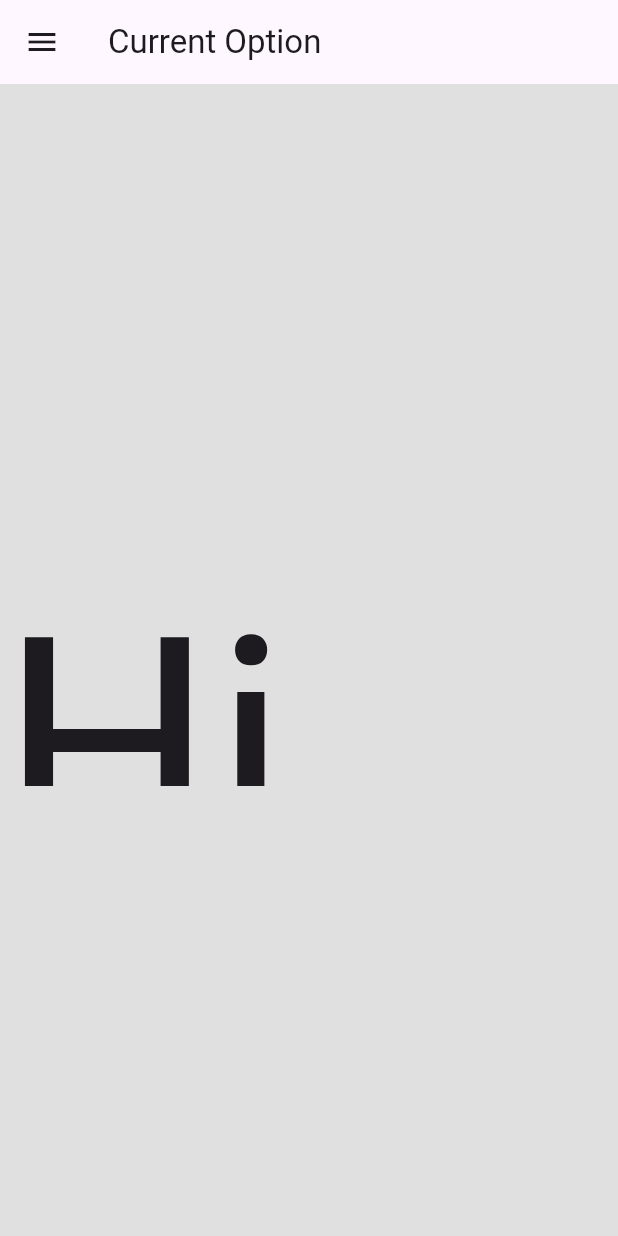
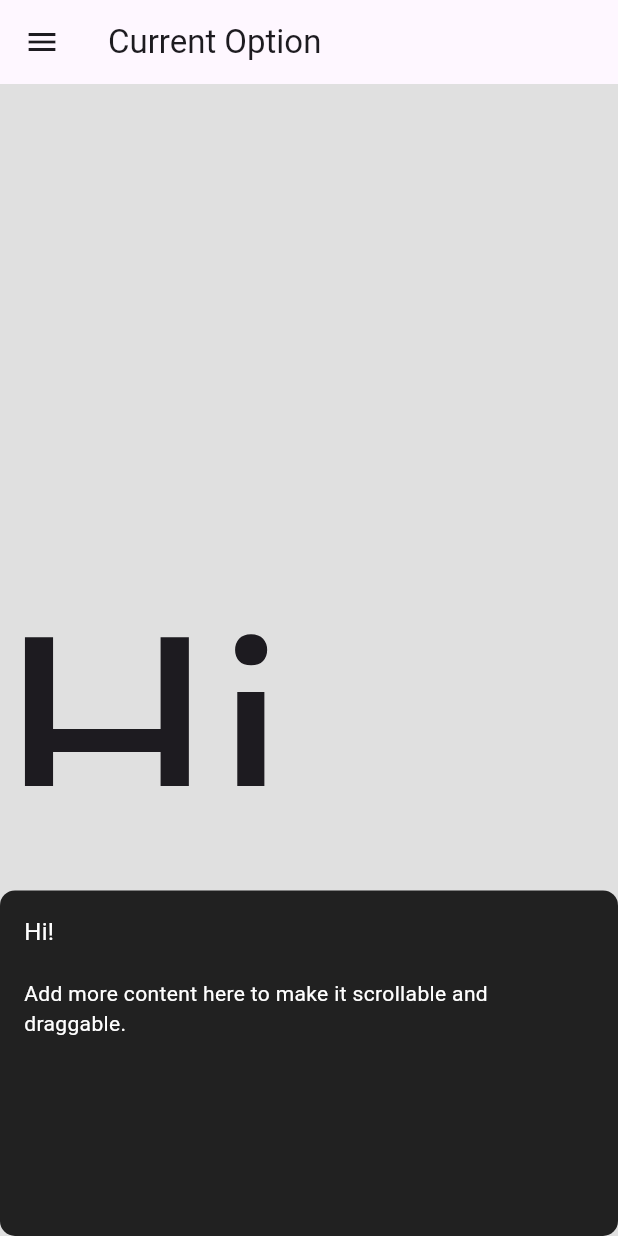
Before and after one commit to RishiSoni9905/school_route_optimizer_application, a Flutter app: the screen it shows after launch, on a phone screen of 412 x 824 dp. Run offline on Flutter 3.47's test engine with Material 3 defaults, Android fonts, the phone set to English and light mode, and no system bars.

Commit message:
Creating Driver Interface

```diff
--- a/lib/components/driver_bottom_drawer.dart
+++ b/lib/components/driver_bottom_drawer.dart
@@ -1,2 +1,37 @@
 import 'package:flutter/material.dart';
-import 'package:bottom_drawer/bottom_drawer.dart';
+
+class DriverBottomDrawer extends StatelessWidget {
+  const DriverBottomDrawer({super.key});
+
+  @override
+  Widget build(BuildContext context) {
+    return DraggableScrollableSheet(
+      initialChildSize: 0.3,
+      minChildSize: 0.15,
+      maxChildSize: 0.75,
+      builder: (BuildContext buildContext, ScrollController scrollController) {
+        return Container(
+          decoration: BoxDecoration(
+            color: Colors.grey[900], // Set background color to dark grey
+            borderRadius: BorderRadius.circular(10),
+          ),
+          child: ListView(
+            controller: scrollController, // Attach scrollController
+            padding: const EdgeInsets.all(16),
+            children: const [
+              Text(
+                "Hi!",
+                style: TextStyle(color: Colors.white, fontSize: 16), // Text color for better visibility
+              ),
+              SizedBox(height: 20),
+              Text(
+                "Add more content here to make it scrollable and draggable.",
+                style: TextStyle(color: Colors.white),
+              ),
+            ],
+          ),
+        );
+      },
+    );
+  }
+}
--- a/lib/components/driver_drawer.dart
+++ b/lib/components/driver_drawer.dart
@@ -102,6 +102,7 @@ class DriverDrawer extends StatelessWidget {
             ),
             onTap: () {},
           ),
+
         ],
       ),
     );
--- a/lib/components/driver_route.dart
+++ b/lib/components/driver_route.dart
@@ -1,4 +1,5 @@
 import 'package:flutter/material.dart';
+import 'package:school_route_optimizer/components/driver_bottom_drawer.dart';
 
 class DriverRoute extends StatelessWidget {
   DriverRoute({super.key});
@@ -8,8 +9,10 @@ class DriverRoute extends StatelessWidget {
     return Stack(
       children: [
         Container(
-            margin: EdgeInsets.symmetric(vertical: 300.0),
-            child: Text("Hi", style: TextStyle(fontSize: 200.0))),
+          margin: EdgeInsets.symmetric(vertical: 300.0),
+          child: Text("Hi", style: TextStyle(fontSize: 200.0)),
+        ),
+        DriverBottomDrawer(),
       ],
     );
   }
```
